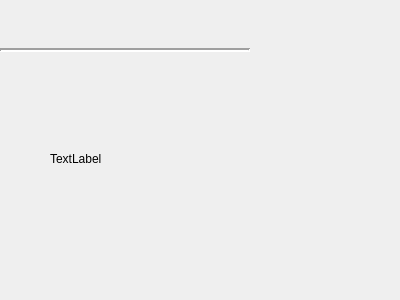
Qt form python/pogoda.ui (wiacekmarcin/js) before a commit.
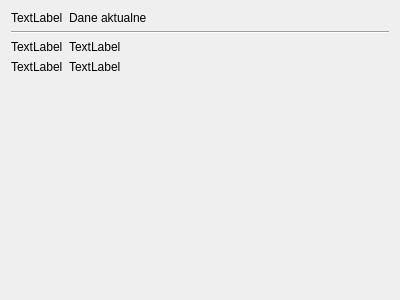
The same form after that commit.

```diff
--- a/python/pogoda.ui
+++ b/python/pogoda.ui
@@ -13,52 +13,66 @@
   <property name="windowTitle">
    <string>Form</string>
   </property>
-  <widget class="QLabel" name="wind">
-   <property name="geometry">
-    <rect>
-     <x>50</x>
-     <y>150</y>
-     <width>58</width>
-     <height>18</height>
-    </rect>
+  <layout class="QFormLayout" name="formLayout">
+   <property name="fieldGrowthPolicy">
+    <enum>QFormLayout::ExpandingFieldsGrow</enum>
    </property>
+   <item row="0" column="0">
+    <widget class="QLabel" name="nazwamiasta">
    <property name="text">
     <string>TextLabel</string>
    </property>
   </widget>
-  <widget class="QLabel" name="citydate">
-   <property name="geometry">
-    <rect>
-     <x>0</x>
-     <y>0</y>
-     <width>250</width>
-     <height>40</height>
-    </rect>
-   </property>
+   </item>
+   <item row="0" column="1">
+    <widget class="QLabel" name="czasAktualnoscidanych">
    <property name="text">
-    <string/>
-   </property>
-  </widget>
+      <string>Dane aktualne</string>
+     </property>
+    </widget>
+   </item>
+   <item row="1" column="0" colspan="2">
   <widget class="Line" name="line">
-   <property name="geometry">
-    <rect>
-     <x>0</x>
-     <y>42</y>
-     <width>250</width>
-     <height>16</height>
-    </rect>
-   </property>
-   <property name="styleSheet">
-    <string notr="true">color:rgb(145, 148, 148); size:5pt
-</string>
-   </property>
-   <property name="lineWidth">
-    <number>2</number>
+     <property name="sizeIncrement">
+      <size>
+       <width>100</width>
+       <height>2</height>
+      </size>
    </property>
    <property name="orientation">
     <enum>Qt::Horizontal</enum>
    </property>
   </widget>
+   </item>
+   <item row="2" column="0">
+    <widget class="QLabel" name="ikonawiatru">
+     <property name="text">
+      <string>TextLabel</string>
+     </property>
+    </widget>
+   </item>
+   <item row="2" column="1">
+    <widget class="QLabel" name="opiswiatru">
+     <property name="text">
+      <string>TextLabel</string>
+     </property>
+    </widget>
+   </item>
+   <item row="3" column="0">
+    <widget class="QLabel" name="ikonapogody">
+     <property name="text">
+      <string>TextLabel</string>
+     </property>
+    </widget>
+   </item>
+   <item row="3" column="1">
+    <widget class="QLabel" name="opispogody">
+     <property name="text">
+      <string>TextLabel</string>
+     </property>
+    </widget>
+   </item>
+  </layout>
  </widget>
  <resources/>
  <connections/>
```
Lines whose indentation alone changed are shown as unchanged.
